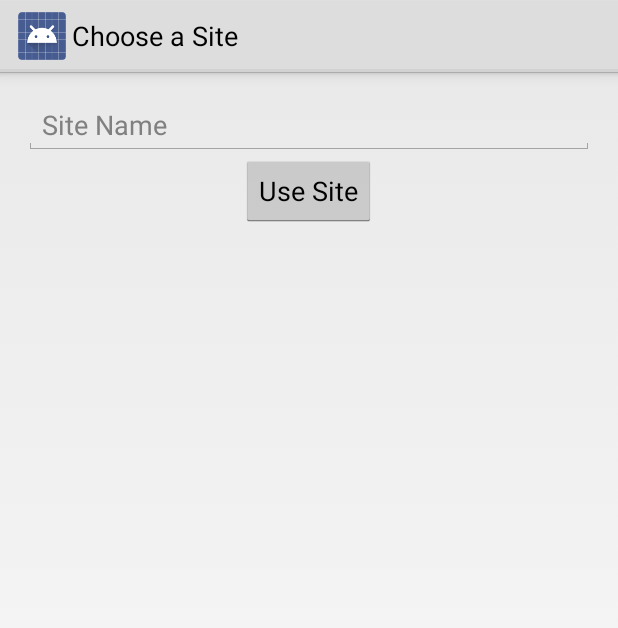
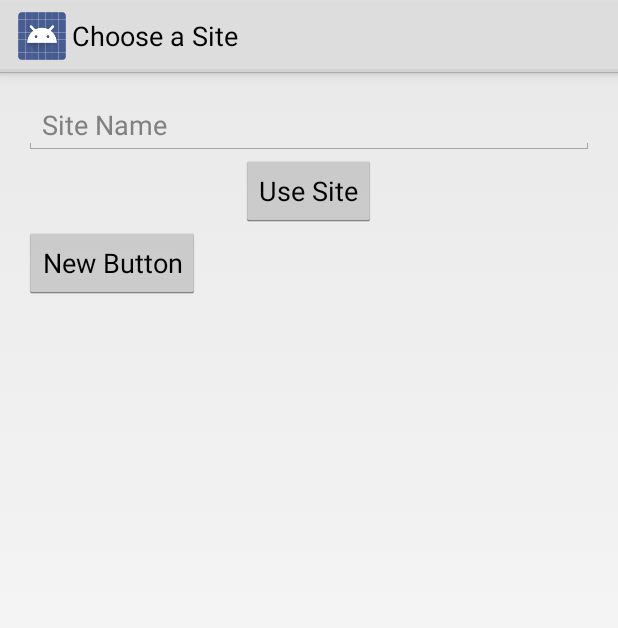
Before and after one commit to njdart/botanyAppRepo, an Android app: the SiteChooser screen opened directly, with no data from a screen before it, on a phone screen of 412 x 824 dp. Shown: the top 628 px of the screen. Run offline under Robolectric (Android 15) with nearby library versions, the phone set to English and light mode, and no system bars.

Commit message:
spelled the class right...

```diff
--- a/src/android/bottanyApp/app/src/main/java/uk/ac/aber/cs221/group2/utils/SiteDataSource.java
+++ b/src/android/bottanyApp/app/src/main/java/uk/ac/aber/cs221/group2/utils/SiteDataSource.java
@@ -14,7 +14,7 @@ public class SiteDataSource {
     SQLiteOpenHelper dbhelper;
     SQLiteDatabase database;
     public SiteDataSource( Context context){
-        dbhelper = new ToursDBOpenHelper(context);
+        dbhelper = new DatabaseUtils(context);
         database = dbhelper.getWritableDatabase();
     }
 
--- a/src/android/bottanyApp/app/src/main/res/layout/activity_site_chooser.xml
+++ b/src/android/bottanyApp/app/src/main/res/layout/activity_site_chooser.xml
@@ -27,6 +27,13 @@
             android:id="@+id/newSiteAcceptButton"
             android:layout_gravity="center_horizontal"
             android:onClick="onUseSiteClick" />
+
+        <Button
+            android:layout_width="wrap_content"
+            android:layout_height="wrap_content"
+            android:text="New Button"
+            android:id="@+id/button"
+            android:onClick="onButtonClick" />
     </LinearLayout>
 
 </RelativeLayout>
```
Also changed, not shown: src/android/bottanyApp/app/src/main/java/uk/ac/aber/cs221/group2/SiteChooser.java (+12 -0 lines).
